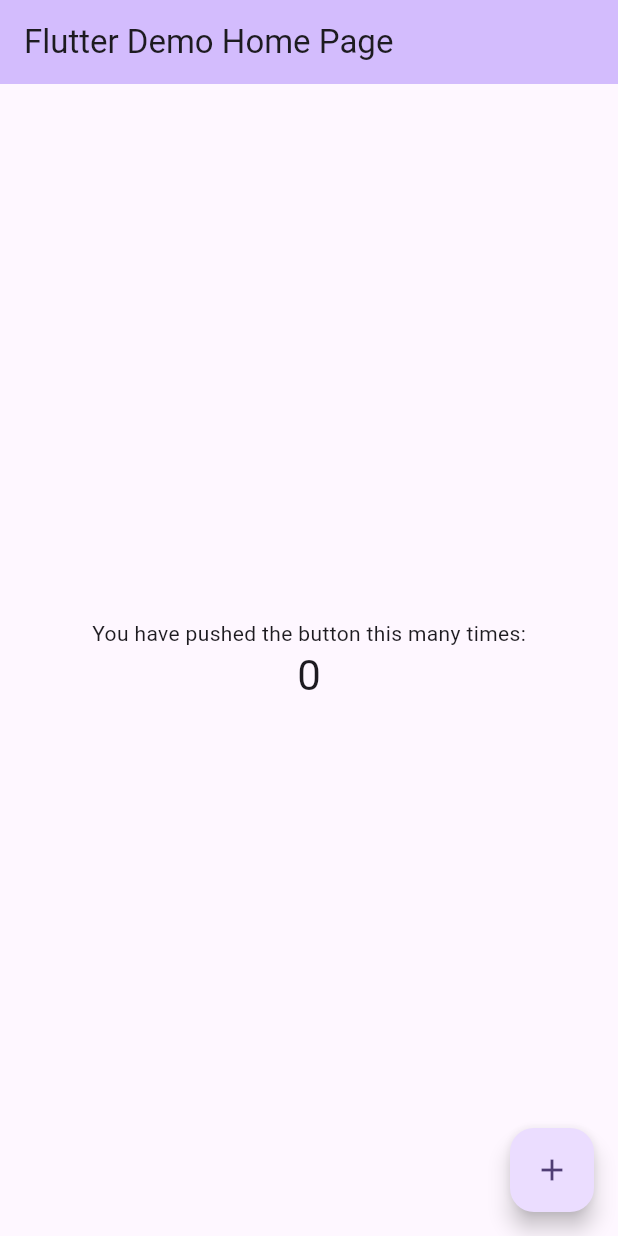
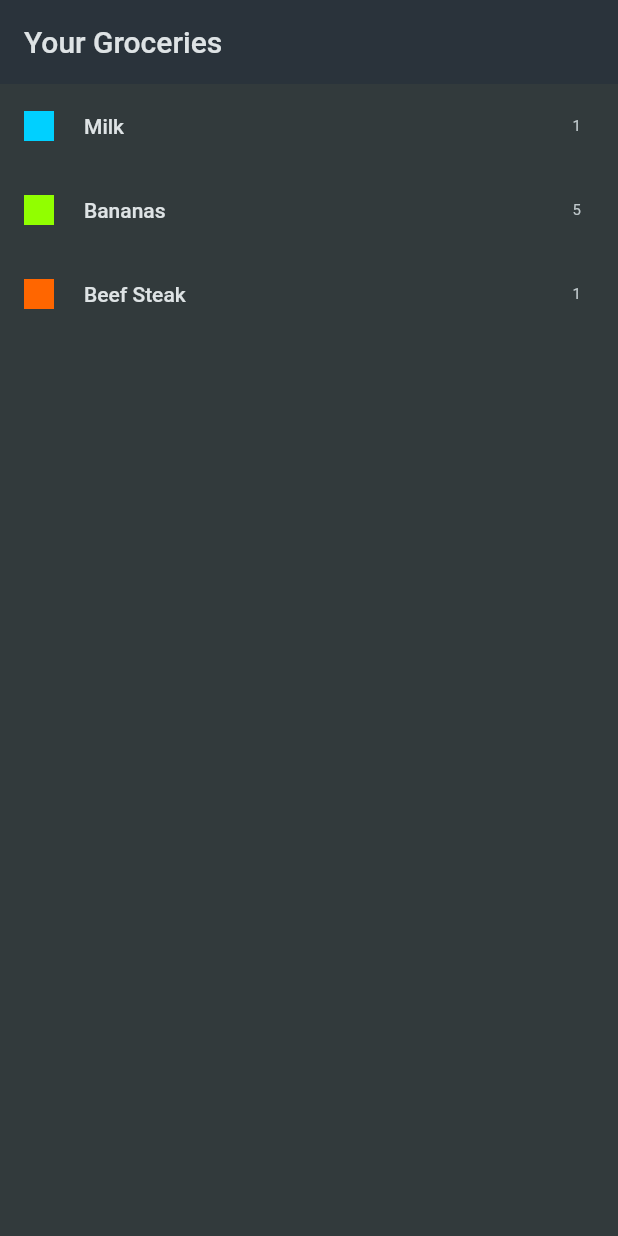
Before and after one commit to siva4github/Flutter, a Flutter app: the screen it shows after launch, on a phone screen of 412 x 824 dp. Run offline on Flutter 3.47's test engine with Material 2 defaults, Android fonts, the phone set to English and light mode, and no system bars; our stand-ins replace flutter_riverpod, google_fonts, transparent_image.

Commit message:
Initial Screen with Grocerylist widget and dummy data and models

```diff
--- /dev/null
+++ b/shopping_list_app/lib/data/dummy_item.dart
@@ -0,0 +1,21 @@
+import 'package:shopping_list_app/data/categories.dart';
+import 'package:shopping_list_app/models/category.dart';
+import 'package:shopping_list_app/models/grocery_item.dart';
+
+final groceryItems = [
+  GroceryItem(
+      id: 'a',
+      name: 'Milk',
+      quantity: 1,
+      category: categories[Categories.dairy]!),
+  GroceryItem(
+      id: 'b',
+      name: 'Bananas',
+      quantity: 5,
+      category: categories[Categories.fruit]!),
+  GroceryItem(
+      id: 'c',
+      name: 'Beef Steak',
+      quantity: 1,
+      category: categories[Categories.meat]!),
+];
--- a/shopping_list_app/lib/main.dart
+++ b/shopping_list_app/lib/main.dart
@@ -1,4 +1,5 @@
 import 'package:flutter/material.dart';
+import 'package:shopping_list_app/widgets/grocery_list.dart';
 
 void main() {
   runApp(const MyApp());
@@ -7,119 +8,20 @@ void main() {
 class MyApp extends StatelessWidget {
   const MyApp({super.key});
 
-  // This widget is the root of your application.
   @override
   Widget build(BuildContext context) {
     return MaterialApp(
-      title: 'Flutter Demo',
-      theme: ThemeData(
-        // This is the theme of your application.
-        //
-        // TRY THIS: Try running your application with "flutter run". You'll see
-        // the application has a blue toolbar. Then, without quitting the app,
-        // try changing the seedColor in the colorScheme below to Colors.green
-        // and then invoke "hot reload" (save your changes or press the "hot
-        // reload" button in a Flutter-supported IDE, or press "r" if you used
-        // the command line to start the app).
-        //
-        // Notice that the counter didn't reset back to zero; the application
-        // state is not lost during the reload. To reset the state, use hot
-        // restart instead.
-        //
-        // This works for code too, not just values: Most code changes can be
-        // tested with just a hot reload.
-        colorScheme: ColorScheme.fromSeed(seedColor: Colors.deepPurple),
+      title: 'Groceries',
+      theme: ThemeData.dark().copyWith(
         useMaterial3: true,
+        colorScheme: ColorScheme.fromSeed(
+          seedColor: const Color.fromARGB(255, 147, 229, 250),
+          brightness: Brightness.dark,
+          surface: const Color.fromARGB(255, 42, 51, 59),
+        ),
+        scaffoldBackgroundColor: const Color.fromARGB(255, 50, 58, 60),
       ),
-      home: const MyHomePage(title: 'Flutter Demo Home Page'),
+      home: const GroceryList(),
     );
   }
 }
-
-class MyHomePage extends StatefulWidget {
-  const MyHomePage({super.key, required this.title});
-
-  // This widget is the home page of your application. It is stateful, meaning
-  // that it has a State object (defined below) that contains fields that affect
-  // how it looks.
-
-  // This class is the configuration for the state. It holds the values (in this
-  // case the title) provided by the parent (in this case the App widget) and
-  // used by the build method of the State. Fields in a Widget subclass are
-  // always marked "final".
-
-  final String title;
-
-  @override
-  State<MyHomePage> createState() => _MyHomePageState();
-}
-
-class _MyHomePageState extends State<MyHomePage> {
-  int _counter = 0;
-
-  void _incrementCounter() {
-    setState(() {
-      // This call to setState tells the Flutter framework that something has
-      // changed in this State, which causes it to rerun the build method below
-      // so that the display can reflect the updated values. If we changed
-      // _counter without calling setState(), then the build method would not be
-      // called again, and so nothing would appear to happen.
-      _counter++;
-    });
-  }
-
-  @override
-  Widget build(BuildContext context) {
-    // This method is rerun every time setState is called, for instance as done
-    // by the _incrementCounter method above.
-    //
-    // The Flutter framework has been optimized to make rerunning build methods
-    // fast, so that you can just rebuild anything that needs updating rather
-    // than having to individually change instances of widgets.
-    return Scaffold(
-      appBar: AppBar(
-        // TRY THIS: Try changing the color here to a specific color (to
-        // Colors.amber, perhaps?) and trigger a hot reload to see the AppBar
-        // change color while the other colors stay the same.
-        backgroundColor: Theme.of(context).colorScheme.inversePrimary,
-        // Here we take the value from the MyHomePage object that was created by
-        // the App.build method, and use it to set our appbar title.
-        title: Text(widget.title),
-      ),
-      body: Center(
-        // Center is a layout widget. It takes a single child and positions it
-        // in the middle of the parent.
-        child: Column(
-          // Column is also a layout widget. It takes a list of children and
-          // arranges them vertically. By default, it sizes itself to fit its
-          // children horizontally, and tries to be as tall as its parent.
-          //
-          // Column has various properties to control how it sizes itself and
-          // how it positions its children. Here we use mainAxisAlignment to
-          // center the children vertically; the main axis here is the vertical
-          // axis because Columns are vertical (the cross axis would be
-          // horizontal).
-          //
-          // TRY THIS: Invoke "debug painting" (choose the "Toggle Debug Paint"
-          // action in the IDE, or press "p" in the console), to see the
-          // wireframe for each widget.
-          mainAxisAlignment: MainAxisAlignment.center,
-          children: <Widget>[
-            const Text(
-              'You have pushed the button this many times:',
-            ),
-            Text(
-              '$_counter',
-              style: Theme.of(context).textTheme.headlineMedium,
-            ),
-          ],
-        ),
-      ),
-      floatingActionButton: FloatingActionButton(
-        onPressed: _incrementCounter,
-        tooltip: 'Increment',
-        child: const Icon(Icons.add),
-      ), // This trailing comma makes auto-formatting nicer for build methods.
-    );
-  }
-}
--- /dev/null
+++ b/shopping_list_app/lib/widgets/grocery_list.dart
@@ -0,0 +1,29 @@
+import 'package:flutter/material.dart';
+import 'package:shopping_list_app/data/dummy_item.dart';
+
+class GroceryList extends StatelessWidget {
+  const GroceryList({super.key});
+
+  @override
+  Widget build(BuildContext context) {
+    return Scaffold(
+      appBar: AppBar(
+        title: const Text('Your Groceries'),
+      ),
+      body: ListView.builder(
+        itemCount: groceryItems.length,
+        itemBuilder: (ctx, index) {
+          return ListTile(
+            title: Text(groceryItems[index].name),
+            leading: Container(
+              width: 20,
+              height: 20,
+              color: groceryItems[index].category.color,
+            ),
+            trailing: Text(groceryItems[index].quantity.toString()),
+          );
+        },
+      ),
+    );
+  }
+}
```
Also changed, not shown: shopping_list_app/lib/data/categories.dart (added, +46 -0 lines), shopping_list_app/lib/models/category.dart (added, +21 -0 lines), shopping_list_app/lib/models/grocery_item.dart (added, +14 -0 lines).
